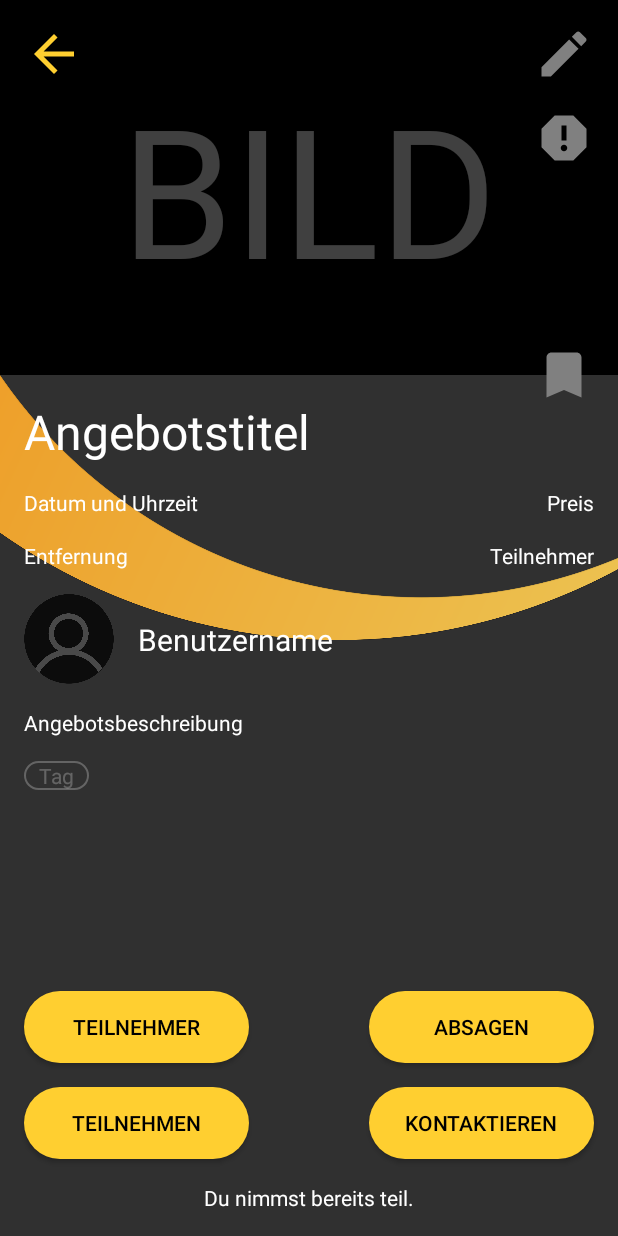
After one commit to meet-eat/meet-eat-app-android, an Android app: the layout fragment_offer_detailed.xml on its own in the app's theme, with its tools: preview values and no code run, on a phone screen of 412 x 824 dp. The commit adds this screen. Run offline under Robolectric (Android 15) with nearby library versions, the phone set to English and light mode, and no system bars.

Commit message:
Add and edit views
Add view for offer details and profile editing

```diff
--- /dev/null
+++ b/app/src/main/res/drawable/bg_tag.xml
@@ -0,0 +1,5 @@
+<?xml version="1.0" encoding="utf-8"?>
+<shape xmlns:android="http://schemas.android.com/apk/res/android" >
+    <corners android:radius="30dp" />
+    <stroke android:width="1dp" android:color="@color/textHint"/>
+</shape>
--- /dev/null
+++ b/app/src/main/res/drawable/bookmark.xml
@@ -0,0 +1,9 @@
+<vector xmlns:android="http://schemas.android.com/apk/res/android"
+    android:width="24dp"
+    android:height="24dp"
+    android:viewportWidth="24"
+    android:viewportHeight="24">
+  <path
+      android:fillColor="#FF000000"
+      android:pathData="M17,3H7c-1.1,0 -1.99,0.9 -1.99,2L5,21l7,-3 7,3V5c0,-1.1 -0.9,-2 -2,-2z"/>
+</vector>
--- /dev/null
+++ b/app/src/main/res/layout/fragment_offer_detailed.xml
@@ -0,0 +1,304 @@
+<?xml version="1.0" encoding="utf-8"?>
+<androidx.constraintlayout.widget.ConstraintLayout xmlns:android="http://schemas.android.com/apk/res/android"
+    xmlns:app="http://schemas.android.com/apk/res-auto"
+    xmlns:tools="http://schemas.android.com/tools"
+    android:layout_width="match_parent"
+    android:layout_height="match_parent"
+    android:background="@color/bgFragment">
+
+    <ImageView
+        android:id="@+id/ivBackground"
+        android:layout_width="match_parent"
+        android:layout_height="wrap_content"
+        android:adjustViewBounds="true"
+        android:scaleType="fitCenter"
+        android:src="@drawable/bgmain"
+        app:layout_constraintTop_toTopOf="parent" />
+
+    <ImageButton
+        android:id="@+id/ibtBack"
+        android:layout_width="40dp"
+        android:layout_height="40dp"
+        android:layout_margin="16dp"
+        android:adjustViewBounds="true"
+        android:background="@null"
+        android:elevation="5dp"
+        android:scaleType="fitCenter"
+        android:src="@drawable/arrow_back"
+        android:tint="@color/bgButton"
+        app:layout_constraintStart_toStartOf="parent"
+        app:layout_constraintTop_toTopOf="parent" />
+
+    <ImageView
+        android:id="@+id/ivOfferPicture"
+        android:layout_width="match_parent"
+        android:layout_height="250dp"
+        android:adjustViewBounds="true"
+        android:elevation="4dp"
+        android:scaleType="fitCenter"
+        android:src="@android:color/black"
+        app:layout_constraintStart_toStartOf="parent"
+        app:layout_constraintTop_toTopOf="parent" />
+
+    <TextView
+        android:id="@+id/tvOfferPicture"
+        android:layout_width="wrap_content"
+        android:layout_height="wrap_content"
+        android:elevation="5dp"
+        android:text="@string/picture"
+        android:textColor="@color/textHint"
+        android:textSize="120sp"
+        app:layout_constraintBottom_toBottomOf="@+id/ivOfferPicture"
+        app:layout_constraintEnd_toEndOf="@+id/ivOfferPicture"
+        app:layout_constraintStart_toStartOf="@+id/ivOfferPicture"
+        app:layout_constraintTop_toTopOf="@+id/ivBackground" />
+
+    <ImageButton
+        android:id="@+id/ibtReport"
+        android:layout_width="40dp"
+        android:layout_height="40dp"
+        android:layout_margin="16dp"
+        android:adjustViewBounds="true"
+        android:background="@null"
+        android:elevation="5dp"
+        android:scaleType="fitCenter"
+        android:src="@drawable/edit"
+        android:tint="@color/symbol"
+        app:layout_constraintEnd_toEndOf="parent"
+        app:layout_constraintTop_toTopOf="parent" />
+
+    <ImageButton
+        android:id="@+id/ibtEdit"
+        android:layout_width="40dp"
+        android:layout_height="40dp"
+        android:layout_margin="16dp"
+        android:adjustViewBounds="true"
+        android:background="@null"
+        android:elevation="5dp"
+        android:scaleType="fitCenter"
+        android:src="@drawable/report"
+        android:tint="@color/symbol"
+        app:layout_constraintEnd_toEndOf="parent"
+        app:layout_constraintTop_toBottomOf="@+id/ibtReport" />
+
+    <ImageButton
+        android:id="@+id/ibtBookmark"
+        android:layout_width="40dp"
+        android:layout_height="40dp"
+        android:layout_margin="16dp"
+        android:adjustViewBounds="true"
+        android:background="@null"
+        android:elevation="5dp"
+        android:scaleType="fitCenter"
+        android:src="@drawable/bookmark"
+        android:tint="@color/symbol"
+        app:layout_constraintBottom_toBottomOf="@+id/ivOfferPicture"
+        app:layout_constraintEnd_toEndOf="@+id/ivOfferPicture"
+        app:layout_constraintTop_toBottomOf="@+id/ivOfferPicture" />
+
+    <TextView
+        android:id="@+id/tvOfferTitle"
+        android:layout_width="wrap_content"
+        android:layout_height="wrap_content"
+        android:layout_margin="16dp"
+        android:elevation="5dp"
+        android:text="@string/title"
+        android:textColor="@android:color/white"
+        android:textSize="32sp"
+        app:layout_constraintStart_toStartOf="parent"
+        app:layout_constraintTop_toBottomOf="@+id/ivOfferPicture" />
+
+    <TextView
+        android:id="@+id/tvOfferDate"
+        android:layout_width="wrap_content"
+        android:layout_height="wrap_content"
+        android:layout_margin="16dp"
+        android:elevation="5dp"
+        android:text="@string/date_time"
+        android:textColor="@android:color/white"
+        app:layout_constraintStart_toStartOf="parent"
+        app:layout_constraintTop_toBottomOf="@+id/tvOfferTitle" />
+
+    <TextView
+        android:id="@+id/tvPrice"
+        android:layout_width="wrap_content"
+        android:layout_height="wrap_content"
+        android:layout_margin="16dp"
+        android:elevation="5dp"
+        android:text="@string/price"
+        android:textColor="@android:color/white"
+        app:layout_constraintEnd_toEndOf="parent"
+        app:layout_constraintTop_toBottomOf="@+id/tvOfferTitle" />
+
+    <TextView
+        android:id="@+id/tvDistance"
+        android:layout_width="wrap_content"
+        android:layout_height="wrap_content"
+        android:layout_margin="16dp"
+        android:elevation="5dp"
+        android:text="@string/distance"
+        android:textColor="@android:color/white"
+        app:layout_constraintStart_toStartOf="parent"
+        app:layout_constraintTop_toBottomOf="@+id/tvOfferDate" />
+
+    <TextView
+        android:id="@+id/tvCity"
+        android:layout_width="wrap_content"
+        android:layout_height="wrap_content"
+        android:layout_margin="16dp"
+        android:elevation="5dp"
+        android:text="@string/city"
+        android:textColor="@android:color/white"
+        app:layout_constraintBottom_toBottomOf="@+id/tvDistance"
+        app:layout_constraintStart_toEndOf="@+id/tvDistance"
+        app:layout_constraintTop_toTopOf="@+id/tvDistance" />
+
+    <TextView
+        android:id="@+id/tvParticipants"
+        android:layout_width="wrap_content"
+        android:layout_height="wrap_content"
+        android:layout_margin="16dp"
+        android:elevation="5dp"
+        android:text="@string/participants"
+        android:textColor="@android:color/white"
+        app:layout_constraintEnd_toEndOf="parent"
+        app:layout_constraintTop_toBottomOf="@+id/tvPrice" />
+
+    <ImageView
+        android:id="@+id/ivProfile"
+        android:layout_width="60dp"
+        android:layout_height="60dp"
+        android:layout_margin="16dp"
+        android:adjustViewBounds="true"
+        android:elevation="4dp"
+        android:scaleType="fitCenter"
+        android:src="@drawable/profilestd"
+        app:layout_constraintStart_toStartOf="parent"
+        app:layout_constraintTop_toBottomOf="@+id/tvDistance" />
+
+    <TextView
+        android:id="@+id/tvUsername"
+        android:layout_width="wrap_content"
+        android:layout_height="wrap_content"
+        android:layout_margin="16dp"
+        android:elevation="5dp"
+        android:text="@string/username"
+        android:textColor="@android:color/white"
+        android:textSize="20sp"
+        app:layout_constraintBottom_toBottomOf="@+id/ivProfile"
+        app:layout_constraintStart_toEndOf="@+id/ivProfile"
+        app:layout_constraintTop_toTopOf="@+id/ivProfile" />
+
+    <TextView
+        android:id="@+id/tvRating"
+        android:layout_width="wrap_content"
+        android:layout_height="wrap_content"
+        android:layout_margin="16dp"
+        android:elevation="5dp"
+        android:text="0"
+        android:textColor="@android:color/white"
+        android:textSize="20sp"
+        app:layout_constraintBottom_toBottomOf="@+id/tvUsername"
+        app:layout_constraintStart_toEndOf="@+id/tvUsername"
+        app:layout_constraintTop_toTopOf="@+id/tvUsername" />
+
+    <ImageView
+        android:id="@+id/ivRating"
+        android:layout_width="40dp"
+        android:layout_height="40dp"
+        android:adjustViewBounds="true"
+        android:elevation="5dp"
+        android:scaleType="fitCenter"
+        android:src="@drawable/star"
+        android:tint="@color/rating"
+        app:layout_constraintBottom_toBottomOf="@+id/tvRating"
+        app:layout_constraintStart_toEndOf="@+id/tvRating"
+        app:layout_constraintTop_toTopOf="@+id/tvRating" />
+
+    <TextView
+        android:id="@+id/tvDescription"
+        android:layout_width="wrap_content"
+        android:layout_height="wrap_content"
+        android:layout_margin="16dp"
+        android:elevation="5dp"
+        android:text="@string/offer_description"
+        android:textColor="@android:color/white"
+        app:layout_constraintStart_toStartOf="parent"
+        app:layout_constraintTop_toBottomOf="@+id/ivProfile" />
+
+    <TextView
+        android:id="@+id/tvTag"
+        android:layout_width="wrap_content"
+        android:layout_height="wrap_content"
+        android:layout_margin="16dp"
+        android:background="@drawable/bg_tag"
+        android:elevation="5dp"
+        android:paddingLeft="10dp"
+        android:paddingRight="10dp"
+        android:text="@string/tag"
+        android:textColor="@color/textHint"
+        app:layout_constraintStart_toStartOf="parent"
+        app:layout_constraintTop_toBottomOf="@+id/tvDescription" />
+
+    <Button
+        android:id="@+id/btParticipate"
+        android:layout_width="150dp"
+        android:layout_height="wrap_content"
+        android:layout_margin="16dp"
+        android:background="@drawable/bg_button"
+        android:elevation="5dp"
+        android:text="@string/participate"
+        android:textColor="@android:color/black"
+        app:layout_constraintBottom_toTopOf="@+id/tvParticipating"
+        app:layout_constraintStart_toStartOf="parent" />
+
+    <Button
+        android:id="@+id/btParticipants"
+        android:layout_width="150dp"
+        android:layout_height="wrap_content"
+        android:layout_margin="16dp"
+        android:background="@drawable/bg_button"
+        android:elevation="5dp"
+        android:text="@string/participants"
+        android:textColor="@android:color/black"
+        app:layout_constraintBottom_toTopOf="@+id/btParticipate"
+        app:layout_constraintStart_toStartOf="parent" />
+
+    <Button
+        android:id="@+id/btContact"
+        android:layout_width="150dp"
+        android:layout_height="wrap_content"
+        android:layout_margin="16dp"
+        android:background="@drawable/bg_button"
+        android:elevation="5dp"
+        android:text="@string/contact"
+        android:textColor="@android:color/black"
+        app:layout_constraintBottom_toTopOf="@+id/tvParticipating"
+        app:layout_constraintEnd_toEndOf="parent" />
+
+    <Button
+        android:id="@+id/btCancel"
+        android:layout_width="150dp"
+        android:layout_height="wrap_content"
+        android:layout_margin="16dp"
+        android:background="@drawable/bg_button"
+        android:elevation="5dp"
+        android:text="@string/cancel"
+        android:textColor="@android:color/black"
+        app:layout_constraintBottom_toTopOf="@+id/btContact"
+        app:layout_constraintEnd_toEndOf="parent" />
+
+    <TextView
+        android:id="@+id/tvParticipating"
+        android:layout_width="wrap_content"
+        android:layout_height="wrap_content"
+        android:layout_margin="16dp"
+        android:elevation="5dp"
+        android:paddingLeft="10dp"
+        android:paddingRight="10dp"
+        android:text="@string/participating"
+        android:textColor="@android:color/white"
+        app:layout_constraintBottom_toBottomOf="parent"
+        app:layout_constraintEnd_toEndOf="parent"
+        app:layout_constraintStart_toStartOf="parent" />
+</androidx.constraintlayout.widget.ConstraintLayout>
--- a/app/src/main/res/layout/fragment_settings.xml
+++ b/app/src/main/res/layout/fragment_settings.xml
@@ -28,7 +28,7 @@
         android:elevation="5dp"
         android:text="@string/settings"
         android:textColor="@android:color/white"
-        android:textSize="32dp"
+        android:textSize="32sp"
         app:layout_constraintStart_toEndOf="@+id/ibtBack"
         app:layout_constraintTop_toTopOf="parent" />
 
@@ -42,7 +42,7 @@
         android:focusable="true"
         android:text="@string/notification"
         android:textColor="@android:color/white"
-        android:textSize="28dp"
+        android:textSize="28sp"
         app:layout_constraintStart_toStartOf="parent"
         app:layout_constraintTop_toBottomOf="@+id/tvSettings" />
 
@@ -67,7 +67,7 @@
         android:focusable="true"
         android:text="@string/apperence"
         android:textColor="@android:color/white"
-        android:textSize="28dp"
+        android:textSize="28sp"
         app:layout_constraintStart_toStartOf="parent"
         app:layout_constraintTop_toBottomOf="@+id/tvNotification" />
 
--- a/app/src/main/res/values/strings.xml
+++ b/app/src/main/res/values/strings.xml
@@ -17,4 +17,21 @@
     <string name="about">Über</string>
     <string name="delete_profile">Profil löschen</string>
     <string name="logout">Abmelden</string>
+    <string name="old_password">Altes Passwort</string>
+    <string name="new_password">Neues Passwort</string>
+    <string name="change_password">Ändern</string>
+    <string name="save">Speichern</string>
+    <string name="picture">BILD</string>
+    <string name="title">Angebotstitel</string>
+    <string name="date_time">Datum und Uhrzeit</string>
+    <string name="price">Preis</string>
+    <string name="distance">Entfernung</string>
+    <string name="city">Stadt</string>
+    <string name="participants">Teilnehmer</string>
+    <string name="offer_description">Angebotsbeschreibung</string>
+    <string name="tag">Tag</string>
+    <string name="participate">Teilnehmen</string>
+    <string name="contact">Kontaktieren</string>
+    <string name="cancel">Absagen</string>
+    <string name="participating">Du nimmst bereits teil.</string>
 </resources>
```
Also changed, not shown: app/src/main/res/layout/fragment_profile.xml (+5 -10 lines), app/src/main/res/layout/fragment_profile_edit.xml (renamed from app/src/main/res/layout/fragment_register.xml, +72 -50 lines).
